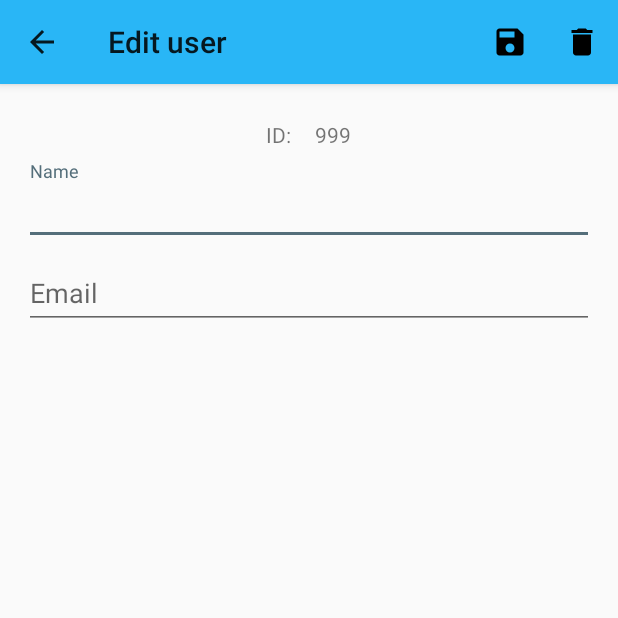
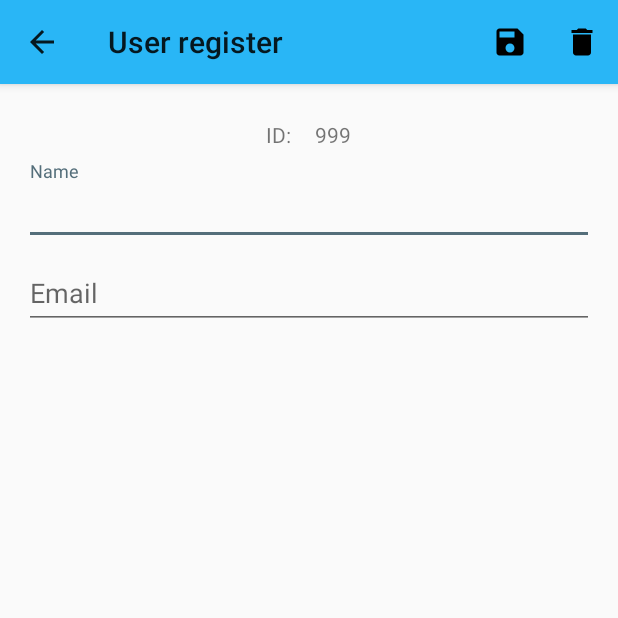
Before and after one commit to felipecrs/WatchMe, an Android app: the SettingsActivity screen opened directly, with no data from a screen before it, after a tap on "Edit profile", on a phone screen of 412 x 824 dp, the top half of it. Run offline under Robolectric (Android 15) with nearby library versions, the phone set to English and light mode, and no system bars.

Commit message:
A lot of changes..
-Change way of inserting the toolbar on Settings activity to match project global way
-Change book list design
-Implement editing book after clicking on book at book list
-Implementing some codes for adding user trough User Edit activity, matching Book Edit Activity way to do
-Minor fixes

```diff
--- a/app/src/main/AndroidManifest.xml
+++ b/app/src/main/AndroidManifest.xml
@@ -32,7 +32,6 @@
         <activity
             android:name=".control.SettingsActivity"
             android:label="@string/title_activity_settings"
-            android:theme="@style/AppTheme.SettingsTheme"
             android:parentActivityName=".control.MainActivity">
             <meta-data
                 android:name="android.support.PARENT_ACTIVITY"
--- a/app/src/main/java/com/readme/app/control/SettingsActivity.java
+++ b/app/src/main/java/com/readme/app/control/SettingsActivity.java
@@ -8,6 +8,10 @@ import android.preference.PreferenceActivity;
 import android.support.v7.app.ActionBar;
 import android.preference.PreferenceFragment;
 import android.preference.PreferenceManager;
+import android.support.v7.widget.Toolbar;
+import android.view.LayoutInflater;
+import android.view.View;
+import android.view.ViewGroup;
 
 import com.readme.app.R;
 
@@ -78,20 +82,13 @@ public class SettingsActivity extends AppCompatPreferenceActivity {
     protected void onCreate(Bundle savedInstanceState) {
         super.onCreate(savedInstanceState);
 
-        setupActionBar();
+        setContentView(R.layout.activity_settings);
 
-        getFragmentManager().beginTransaction().replace(android.R.id.content, new MainPreferenceFragment()).commit();
-    }
+        Toolbar toolbar = findViewById(R.id.toolbar);
+        setSupportActionBar(toolbar);
+        getSupportActionBar().setDisplayHomeAsUpEnabled(true);
 
-    /**
-     * Set up the {@link android.app.ActionBar}, if the API is available.
-     */
-    private void setupActionBar() {
-        ActionBar actionBar = getSupportActionBar();
-        if (actionBar != null) {
-            // Show the Up button in the action bar.
-            actionBar.setDisplayHomeAsUpEnabled(true);
-        }
+        getFragmentManager().beginTransaction().replace(R.id.settings_container, new MainPreferenceFragment()).commit();
     }
 
     public static class MainPreferenceFragment extends PreferenceFragment {
@@ -103,8 +100,9 @@ public class SettingsActivity extends AppCompatPreferenceActivity {
             Preference editProfileButton = findPreference(getString(R.string.pref_edit_profile_button_key));
             editProfileButton.setOnPreferenceClickListener(new Preference.OnPreferenceClickListener() {
                 @Override
-                public boolean onPreferenceClick(Preference preference) {
+                public boolean onPreferenceClick(Preference preference) { ;
                     Intent intent = new Intent(getActivity(), UserEditActivity.class);
+                    intent.putExtra("user_id", getActivity().getIntent().getIntExtra("user_id", -1));
                     intent.addFlags(Intent.FLAG_ACTIVITY_FORWARD_RESULT);
                     startActivity(intent);
                     return true;
--- a/app/src/main/java/com/readme/app/control/UserEditActivity.java
+++ b/app/src/main/java/com/readme/app/control/UserEditActivity.java
@@ -9,8 +9,8 @@ import android.view.View;
 import android.widget.EditText;
 import android.widget.TextView;
 
-import com.readme.app.control.SessionManager;
 import com.readme.app.R;
+import com.readme.app.model.Book;
 import com.readme.app.model.dao.UserDAO;
 import com.readme.app.model.User;
 import com.readme.app.model.util.Message;
@@ -18,11 +18,14 @@ import com.readme.app.model.util.Validation;
 
 public class UserEditActivity extends AppCompatActivity {
 
-    SessionManager sessionManager;
-    UserDAO userDAO;
-    User user;
-    TextView txtId;
-    EditText edtName, edtEmail;
+    private EditText edtName, edtEmail;
+    private TextView txtId;
+
+    private SessionManager sessionManager;
+    private UserDAO userDAO;
+    private User userToEdit;
+
+    private Integer userIdToEdit = -1;
 
     @Override
     protected void onCreate(Bundle savedInstanceState) {
@@ -40,16 +43,30 @@ public class UserEditActivity extends AppCompatActivity {
         userDAO = new UserDAO(this);
         sessionManager = new SessionManager(this);
 
-        user = userDAO.searchByID(sessionManager.getUserId());
+        // Receiving userToEdit ID from parent activity
+        userIdToEdit = getIntent().getIntExtra("user_id", -1);
 
-        txtId.setText(user.get_id().toString());
-        edtName.setText(user.getName());
-        edtEmail.setText(user.getEmail());
+        // Editing
+        if (userIdToEdit != -1) {
+            userToEdit = userDAO.searchByID(sessionManager.getUserId());
+            loadFieldsWith(userToEdit);
+        }
+        // Adding
+        else {
+            userToEdit = new User();
+            getSupportActionBar().setTitle(R.string.title_activity_user_add);
+        }
     }
 
     @Override
     public boolean onCreateOptionsMenu(Menu menu) {
         getMenuInflater().inflate(R.menu.edit, menu);
+        // Editing
+        if (userIdToEdit != -1) {
+            MenuItem actionDelete = menu.findItem(R.id.action_delete);
+            actionDelete.setEnabled(false);
+            actionDelete.setVisible(false);
+        }
         return super.onCreateOptionsMenu(menu);
     }
 
@@ -65,6 +82,12 @@ public class UserEditActivity extends AppCompatActivity {
             default:
                 return super.onOptionsItemSelected(item);
         }
+    }
+
+    @Override
+    public void onBackPressed() {
+        setResult(RESULT_CANCELED);
+        super.onBackPressed();
     }
 
     @Override
@@ -102,7 +125,7 @@ public class UserEditActivity extends AppCompatActivity {
 
         User emailFound = userDAO.searchByEmail(email);
 
-        if (emailFound != null && !emailFound.get_id().equals(user.get_id())) {
+        if (emailFound != null && !emailFound.get_id().equals(userToEdit.get_id())) {
             edtEmail.setError(getString(R.string.error_email_already_exist));
             focusView = edtEmail;
             cancel = true;
@@ -111,12 +134,19 @@ public class UserEditActivity extends AppCompatActivity {
         if(cancel) {
             focusView.requestFocus();
         } else {
-            user.setName(name);
-            user.setEmail(email);
+            userToEdit.setName(name);
+            userToEdit.setEmail(email);
 
-            if (userDAO.save(user) != -1) {
-                sessionManager.updateLoginSession(user.get_id(), user.getName(), user.getEmail());
-                Message.show(this, getString(R.string.message_user_updated));
+            if (userDAO.save(userToEdit) != -1) {
+                // Editing
+                if (userIdToEdit != 1) {
+                    sessionManager.updateLoginSession(userToEdit.get_id(), userToEdit.getName(), userToEdit.getEmail());
+                    Message.show(this, getString(R.string.message_user_updated));
+                }
+                // Adding
+                else {
+                    Message.show(this, getString(R.string.message_book_added));
+                }
                 setResult(RESULT_OK);
                 finish();
             } else {
@@ -126,7 +156,13 @@ public class UserEditActivity extends AppCompatActivity {
     }
 
     private void delete () {
-        userDAO.delete(user.get_id());
+        userDAO.delete(userToEdit.get_id());
         sessionManager.logout();
     }
+
+    private void loadFieldsWith(User user) {
+        txtId.setText(user.get_id().toString());
+        edtName.setText(user.getName());
+        edtEmail.setText(user.getEmail());
+    }
 }
--- a/app/src/main/java/com/readme/app/model/User.java
+++ b/app/src/main/java/com/readme/app/model/User.java
@@ -22,6 +22,9 @@ public class User {
         this._id = _id;
         this.name = name;
         this.email = email;
+    }
+
+    public User() {
     }
 
     public Integer get_id() {
--- a/app/src/main/java/com/readme/app/model/dao/BookDAO.java
+++ b/app/src/main/java/com/readme/app/model/dao/BookDAO.java
@@ -68,10 +68,11 @@ public class BookDAO {
 
     public long save(Book model){
         ContentValues values = new ContentValues();
-        values.put(DatabaseHelper.Books.USER_ID, model.getUser_id());
+        values.put(DatabaseHelper.Books.USER_ID, model.getUserId());
         values.put(DatabaseHelper.Books.TITLE, model.getTitle());
         values.put(DatabaseHelper.Books.AUTHOR, model.getAuthor());
         values.put(DatabaseHelper.Books.TOTAL_PAGES, model.getTotalPages());
+        values.put(DatabaseHelper.Books.ACTUAL_PAGE, model.getActualPage());
 
         if(model.get_id() != null){
             return getDatabase().update(DatabaseHelper.Books.TABLE, values, "_id = ?", new String[]{ model.get_id().toString()});
--- a/app/src/main/res/layout/content_main.xml
+++ b/app/src/main/res/layout/content_main.xml
@@ -12,7 +12,7 @@
         android:id="@+id/main_listViewBooks"
         android:layout_width="match_parent"
         android:layout_height="wrap_content"
-        android:padding="@dimen/activity_vertical_margin">
-    </ListView>
+        android:dividerHeight="8dp"
+        android:padding="@dimen/activity_vertical_margin"></ListView>
 
 </android.support.constraint.ConstraintLayout>
--- a/app/src/main/res/values/strings.xml
+++ b/app/src/main/res/values/strings.xml
@@ -51,14 +51,14 @@
 
     <!-- Messages strings -->
     <string name="message_user_registered">This account was created.</string>
-    <string name="message_book_added">This book was added to your library.</string>
+    <string name="message_book_added">This book was added to your library</string>
     <string name="message_error_database">Error ocurred in database</string>
     <string name="user_edit_txtName">Name</string>
     <string name="user_edit_txtEmail">Email</string>
     <string name="user_edit_txtId">ID:</string>
     <string name="title_activity_user_edit">Edit user</string>
     <string name="error_invalid_name">This name is invalid.</string>
-    <string name="error_email_already_exist">This email is already used.</string>
+    <string name="error_email_already_exist">This email is already used</string>
     <string name="message_user_updated">User details updated.</string>
     <string name="book_edit_txtActualPage">Actual page</string>
     <string name="error_wrong_password">This password is wrong</string>
@@ -72,5 +72,10 @@
     <string name="sample_email">email@domain.com</string>
     <string name="sample_bookTitle">Sample Title Book</string>
     <string name="sample_bookAuthor">Author Name</string>
+    <string name="title_activity_user_add">User register</string>
+    <string name="message_book_edited">Book details updated</string>
+    <string name="sample_bookReadPages">Read 1/100</string>
+    <string name="list_book_txtReadPages">Read</string>
+    <string name="list_book_not_started">Not started to read</string>
 
 </resources>
--- a/app/src/main/res/values/styles.xml
+++ b/app/src/main/res/values/styles.xml
@@ -1,12 +1,6 @@
 <resources>
 
     <style name="AppTheme" parent="Theme.AppCompat.Light.NoActionBar">
-        <item name="colorPrimary">@color/colorPrimary</item>
-        <item name="colorPrimaryDark">@color/colorPrimaryDark</item>
-        <item name="colorAccent">@color/colorAccent</item>
-    </style>
-
-    <style name="AppTheme.SettingsTheme" parent="Theme.AppCompat.Light">
         <item name="colorPrimary">@color/colorPrimary</item>
         <item name="colorPrimaryDark">@color/colorPrimaryDark</item>
         <item name="colorAccent">@color/colorAccent</item>
```
Also changed, not shown: app/src/main/java/com/readme/app/control/BookEditActivity.java (+44 -30 lines), app/src/main/java/com/readme/app/control/MainActivity.java (+21 -8 lines), app/src/main/java/com/readme/app/model/Book.java (+9 -9 lines), app/src/main/java/com/readme/app/model/adapter/BookAdapter.java (+7 -0 lines), app/src/main/res/drawable/ic_book_black_24dp.xml (added, +9 -0 lines), app/src/main/res/layout/activity_settings.xml (added, +16 -0 lines), app/src/main/res/layout/list_book.xml (+30 -3 lines).
